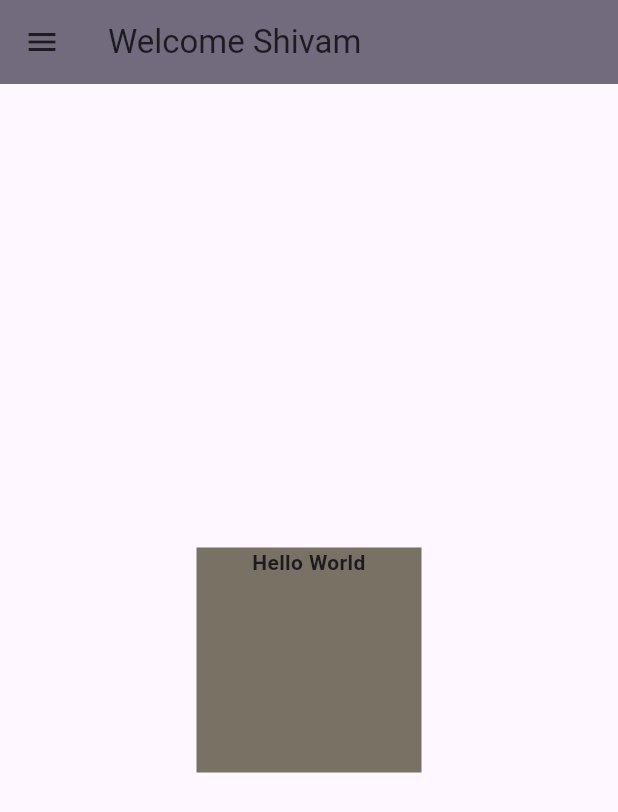
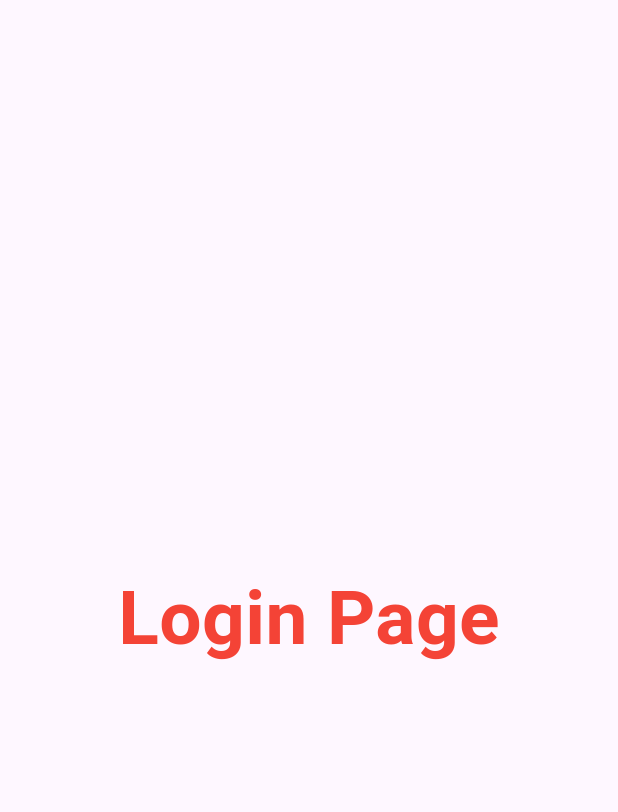
Before and after one commit to ShivamKumarJha2004/Flutter-Project, a Flutter app: the screen it shows after launch, on a phone screen of 412 x 824 dp. Shown: the top 812 px of the screen. Run offline on Flutter 3.47's test engine with Material 3 defaults, Android fonts, the phone set to English and light mode, and no system bars.

Commit message:
day3 completed

```diff
--- /dev/null
+++ b/project1/lib/Pages/Login_Page.dart
@@ -0,0 +1,21 @@
+import 'package:flutter/material.dart';
+
+class LoginPage extends StatelessWidget {
+  const LoginPage({super.key});
+
+  @override
+  Widget build(BuildContext context) {
+    return Material(
+      child: Center(
+        child: Text(
+          "Login Page",
+          style: TextStyle(
+            fontSize: 50,
+            fontWeight: FontWeight.bold,
+            color: Colors.red,
+          ),
+        ),
+      ),
+    );
+  }
+}
--- a/project1/lib/main.dart
+++ b/project1/lib/main.dart
@@ -1,5 +1,7 @@
 import 'package:flutter/material.dart';
-import 'Home_Page.dart';
+import 'package:project1/Pages/Login_Page.dart';
+import 'Pages/Home_Page.dart';
+import 'Pages/Login_Page.dart';
 
 void main() {
   runApp(const MyApp());
@@ -19,7 +21,11 @@ class MyApp extends StatelessWidget {
         ),
         useMaterial3: true,
       ),
-      home: const MyHomePage(),
+      initialRoute: "/login",
+      routes: {
+        "/": (context) => MyHomePage(),
+        "/login": (context) => LoginPage(),
+      },
     );
   }
 }
```
Also changed, not shown: project1/lib/Pages/Home_Page.dart (renamed from project1/lib/Home_Page.dart).
